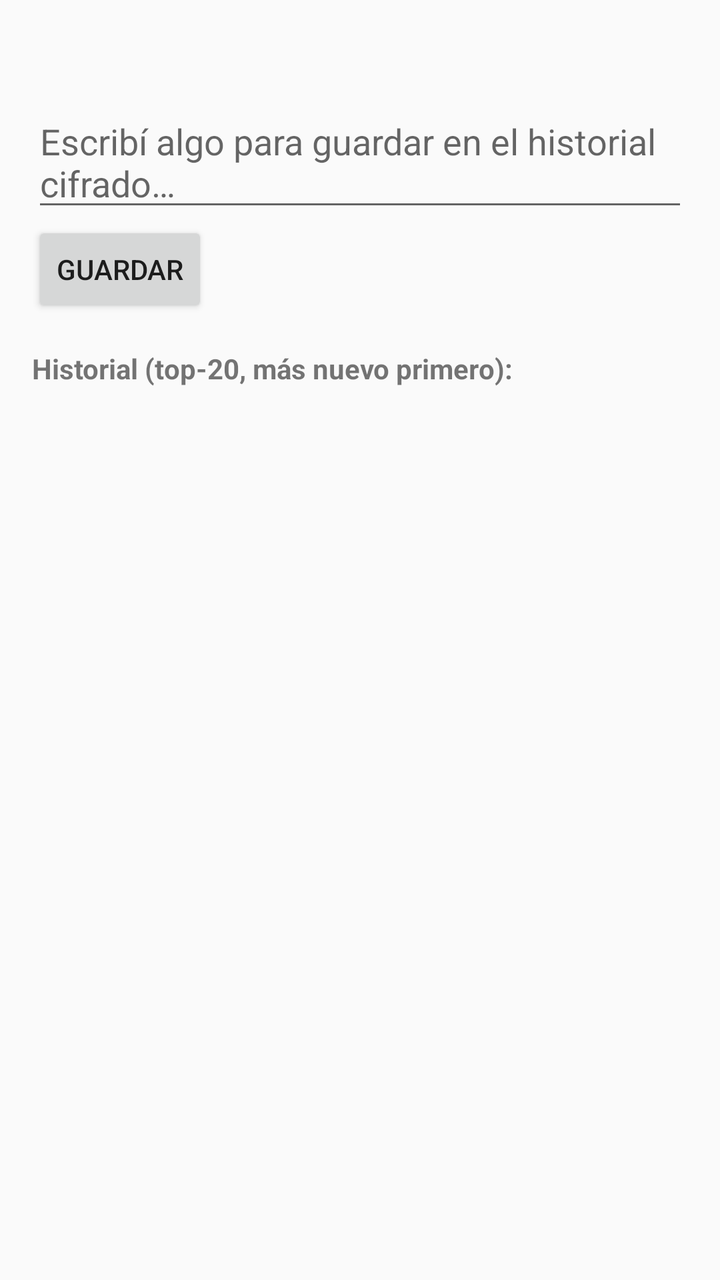
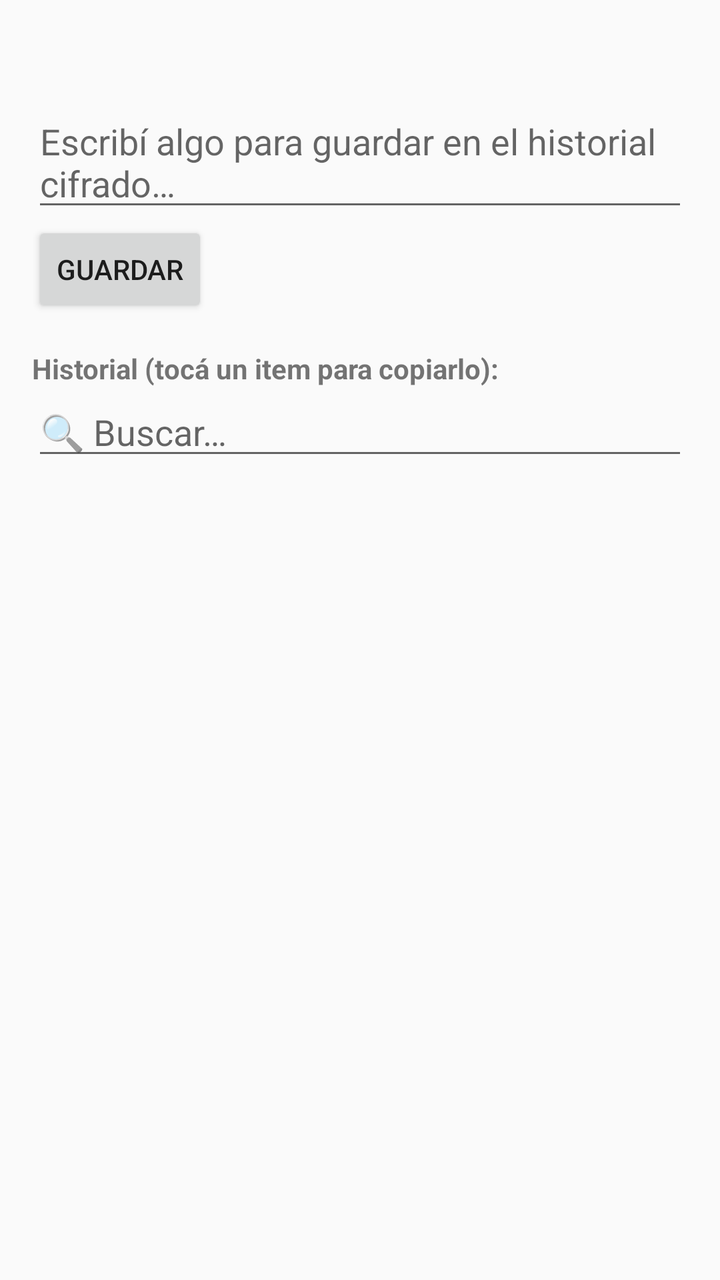

Two renders of the same Android screen: before a commit and after it. Below are the layout's source before the change and the commit's diff.
<!-- AndroidManifest.xml: application theme Theme.AppCompat.DayNight.NoActionBar -->
<!-- res/layout/activity_main.xml -->
<LinearLayout xmlns:android="http://schemas.android.com/apk/res/android"
    android:layout_width="match_parent"
    android:layout_height="match_parent"
    android:id="@+id/root"
    android:orientation="vertical"
    android:padding="16dp">

    <TextView
        android:id="@+id/header"
        android:layout_width="match_parent"
        android:layout_height="wrap_content"
        android:textSize="18sp"
        android:paddingBottom="8dp" />

    <EditText
        android:id="@+id/input"
        android:layout_width="match_parent"
        android:layout_height="wrap_content"
        android:hint="Escribí algo para guardar en el historial cifrado…" />

    <Button
        android:id="@+id/save_button"
        android:layout_width="wrap_content"
        android:layout_height="wrap_content"
        android:text="Guardar" />

    <TextView
        android:layout_width="match_parent"
        android:layout_height="wrap_content"
        android:paddingTop="16dp"
        android:text="Historial (top-20, más nuevo primero):"
        android:textStyle="bold" />

    <ListView
        android:id="@+id/history_list"
        android:layout_width="match_parent"
        android:layout_height="match_parent" />

</LinearLayout>
<!-- resources referenced by this layout -->
<resources>

</resources>

<!-- the commit's change to res/layout/activity_main.xml (unified diff, before → after) -->
@@ -28,8 +28,15 @@
         android:layout_width="match_parent"
         android:layout_height="wrap_content"
         android:paddingTop="16dp"
-        android:text="Historial (top-20, más nuevo primero):"
+        android:text="Historial (tocá un item para copiarlo):"
         android:textStyle="bold" />
+
+    <EditText
+        android:id="@+id/search"
+        android:layout_width="match_parent"
+        android:layout_height="wrap_content"
+        android:hint="🔍 Buscar…"
+        android:inputType="text" />
 
     <ListView
         android:id="@+id/history_list"
